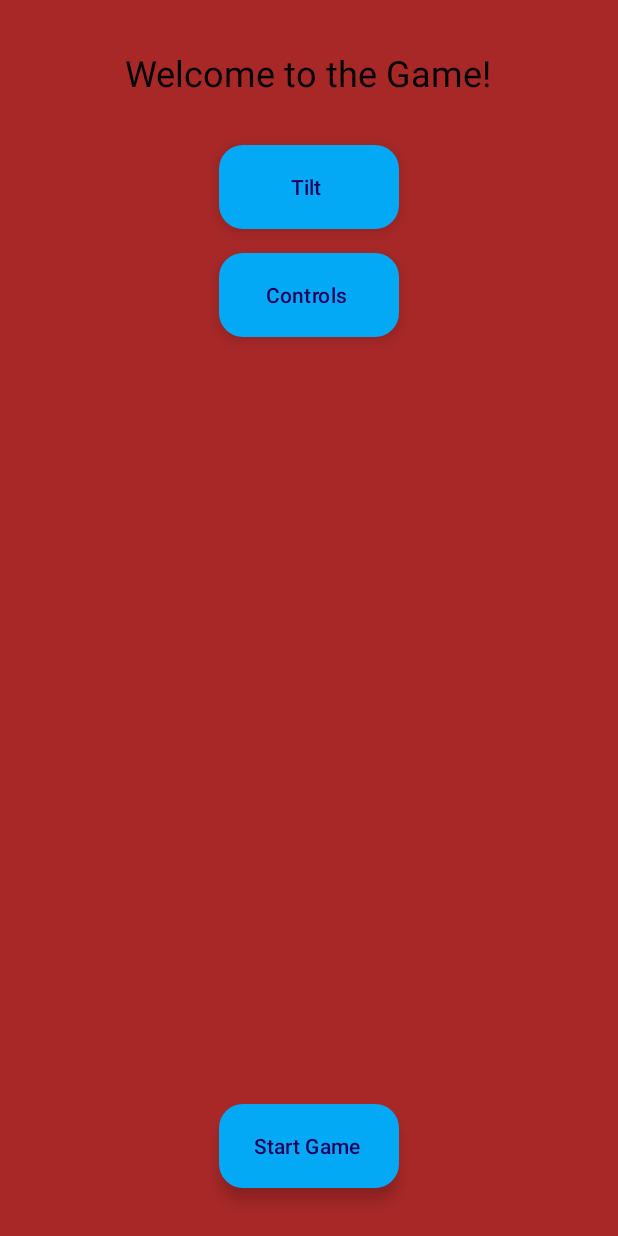
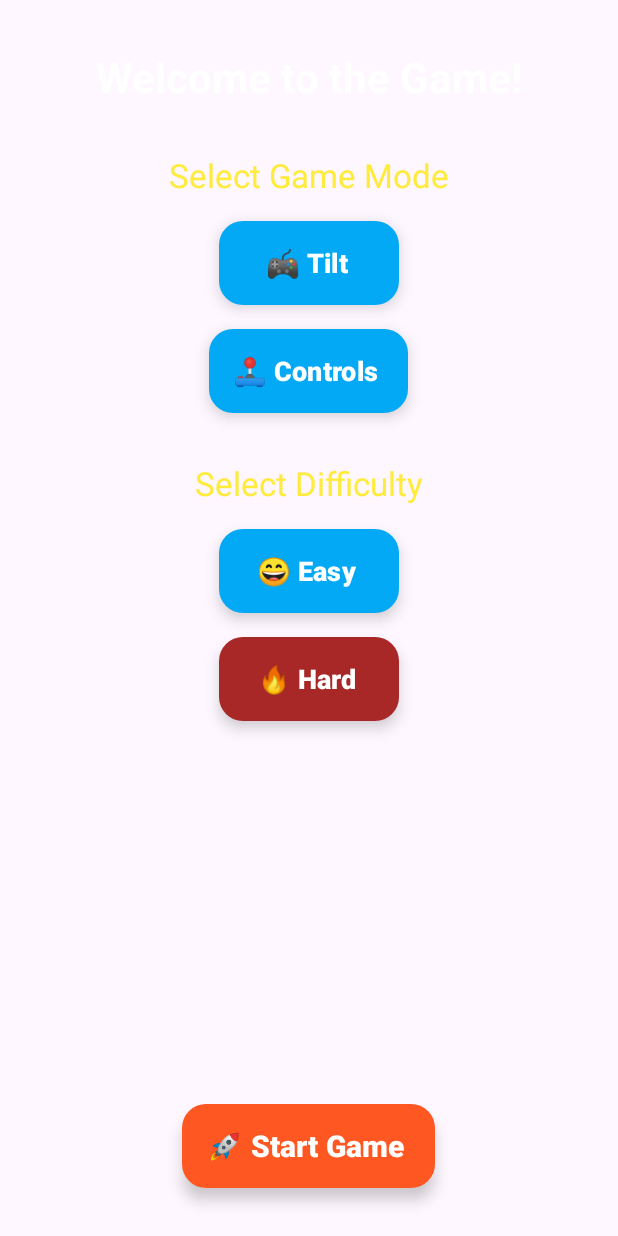
Before and after one commit to afiksoco/My-Mobile-Game, an Android app: the screen it shows after launch (WelcomeActivity), on a phone screen of 412 x 824 dp. Run offline under Robolectric (Android 15) with nearby library versions, the phone set to English and light mode, and no system bars; 2 statements that could not run were skipped.

Commit message:
added difficulty, added sound

```diff
--- a/app/build.gradle.kts
+++ b/app/build.gradle.kts
@@ -4,6 +4,11 @@ plugins {
 }
 
 android {
+
+    buildFeatures {
+        viewBinding = true
+    }
+
     namespace = "com.example.my_mobile_game"
     compileSdk = 35
 
--- a/app/src/main/AndroidManifest.xml
+++ b/app/src/main/AndroidManifest.xml
@@ -27,7 +27,7 @@
             android:name=".MainActivity"
             android:exported="true" />
         <activity
-            android:name=".ScoreActivity"
+            android:name=".LeaderboardActivity"
             android:exported="true" />
 
     </application>
--- a/app/src/main/java/com/example/my_mobile_game/App.kt
+++ b/app/src/main/java/com/example/my_mobile_game/App.kt
@@ -1,6 +1,7 @@
 package com.example.my_mobile_game
 
 import android.app.Application
+import com.example.my_mobile_game.utils.BackgroundMusicPlayer
 import com.example.my_mobile_game.utils.SignalManager
 
 class App : Application() {
@@ -8,5 +9,12 @@ class App : Application() {
     override fun onCreate() {
         super.onCreate()
         SignalManager.init(this)
+        BackgroundMusicPlayer.init(this)
+        BackgroundMusicPlayer.getInstance().setResourceId(R.raw.background_music)
+    }
+
+    override fun onTerminate() {
+        super.onTerminate()
+        BackgroundMusicPlayer.getInstance().stopMusic()
     }
 }
--- a/app/src/main/java/com/example/my_mobile_game/ScoreActivity.kt
+++ b/app/src/main/java/com/example/my_mobile_game/LeaderboardActivity.kt
@@ -6,14 +6,14 @@ import androidx.appcompat.app.AppCompatActivity
 import com.example.my_mobile_game.utils.Constants
 import com.google.android.material.textview.MaterialTextView
 
-class ScoreActivity : AppCompatActivity() {
+class LeaderboardActivity : AppCompatActivity() {
 
     private lateinit var score_LBL_score: MaterialTextView
 
     override fun onCreate(savedInstanceState: Bundle?) {
         super.onCreate(savedInstanceState)
         enableEdgeToEdge()
-        setContentView(R.layout.activity_score)
+        setContentView(R.layout.activity_leaderboard)
 
         findViews()
         initViews()
--- a/app/src/main/java/com/example/my_mobile_game/WelcomeActivity.kt
+++ b/app/src/main/java/com/example/my_mobile_game/WelcomeActivity.kt
@@ -6,15 +6,21 @@ import android.widget.Toast
 import androidx.activity.enableEdgeToEdge
 import androidx.appcompat.app.AppCompatActivity
 import androidx.core.content.ContextCompat
+import com.example.my_mobile_game.databinding.ActivityWelcomeBinding
 import com.example.my_mobile_game.utils.Constants
 import com.google.android.material.floatingactionbutton.ExtendedFloatingActionButton
 
 class WelcomeActivity : AppCompatActivity() {
 
+
+    private lateinit var binding: ActivityWelcomeBinding
     private lateinit var welcome_BTN_startgame: ExtendedFloatingActionButton
     private lateinit var welcome_BTN_tilt: ExtendedFloatingActionButton
     private lateinit var welcome_BTN_controls: ExtendedFloatingActionButton
+    private lateinit var welcome_BTN_hard: ExtendedFloatingActionButton
+    private lateinit var welcome_BTN_easy: ExtendedFloatingActionButton
     private var selectedMode: String? = null
+    private var difficulty: Long? = null
 
     override fun onCreate(savedInstanceState: Bundle?) {
         super.onCreate(savedInstanceState)
@@ -32,7 +38,13 @@ class WelcomeActivity : AppCompatActivity() {
         bundle.putString(
             Constants.BundleKeys.PLAY_MODE_KEY,
             selectedMode
-        ) // Add selected mode to bundle
+        )
+        bundle.putLong(
+            Constants.BundleKeys.DIFFICULTY_KEY,
+            difficulty!!
+        )
+
+        // Add selected mode to bundle
         intent.putExtras(bundle)
         startActivity(intent)
         finish()
@@ -46,6 +58,14 @@ class WelcomeActivity : AppCompatActivity() {
         welcome_BTN_controls.setOnClickListener {
             selectedMode = Constants.PlayModes.CONTROLS // Save selected mode
             highlightButton(welcome_BTN_controls, welcome_BTN_tilt) // Highlight selected button
+        }
+        welcome_BTN_easy.setOnClickListener {
+            difficulty = Constants.Difficulties.EASY_MODE_DELAY
+            highlightButton(welcome_BTN_easy, welcome_BTN_hard) // Highlight selected button
+        }
+        welcome_BTN_hard.setOnClickListener {
+            difficulty = Constants.Difficulties.HARD_MODE_DELAY
+            highlightButton(welcome_BTN_hard, welcome_BTN_easy) // Highlight selected button
         }
         welcome_BTN_startgame.setOnClickListener {
             if (selectedMode != null) {
@@ -62,6 +82,8 @@ class WelcomeActivity : AppCompatActivity() {
         welcome_BTN_controls = findViewById(R.id.welcome_BTN_controls)
         welcome_BTN_tilt = findViewById(R.id.welcome_BTN_tilt)
         welcome_BTN_startgame = findViewById(R.id.welcome_BTN_startgame)
+        welcome_BTN_easy = findViewById(R.id.welcome_BTN_easy)
+        welcome_BTN_hard = findViewById(R.id.welcome_BTN_hard)
     }
 
     private fun highlightButton(
--- /dev/null
+++ b/app/src/main/java/com/example/my_mobile_game/utils/BackgroundMusicPlayer.kt
@@ -0,0 +1,83 @@
+package com.example.my_mobile_game.utils
+
+import android.content.Context
+import android.media.MediaPlayer
+import java.lang.ref.WeakReference
+import kotlin.concurrent.Volatile
+
+class BackgroundMusicPlayer private constructor(context: Context) {
+    private val contextRef = WeakReference(context)
+    private var mediaPlayer: MediaPlayer? = null
+    private var resId: Int = 0
+
+    fun setResourceId(id: Int) {
+        this.resId = id
+        initMediaPlayer()
+    }
+
+    private fun initMediaPlayer() {
+        if (mediaPlayer != null)
+            release()
+        mediaPlayer = MediaPlayer.create(contextRef.get(), resId)
+        mediaPlayer!!.isLooping = true
+        mediaPlayer!!.setVolume(0.4f, 0.4f)
+    }
+
+    private fun release() {
+        if (mediaPlayer == null)
+            return
+        try {
+            mediaPlayer!!.release()
+            mediaPlayer = null
+        } catch (ex: IllegalStateException) {
+            ex.printStackTrace()
+        }
+    }
+
+    fun playMusic() {
+        if (mediaPlayer == null || !mediaPlayer!!.isPlaying)
+            initMediaPlayer()
+        try {
+            mediaPlayer!!.start()
+        } catch (ex: IllegalStateException) {
+            ex.printStackTrace()
+        }
+    }
+
+    fun pauseMusic() {
+        if (mediaPlayer == null || !mediaPlayer!!.isPlaying)
+            return
+        try {
+            mediaPlayer!!.pause()
+        } catch (ex: IllegalStateException) {
+            ex.printStackTrace()
+        }
+    }
+
+    fun stopMusic() {
+        if (mediaPlayer == null)
+            return
+        try {
+            mediaPlayer!!.stop()
+            release()
+        } catch (ex: IllegalStateException) {
+            ex.printStackTrace()
+        }
+    }
+
+    companion object {
+        @Volatile
+        private var instance: BackgroundMusicPlayer? = null
+
+        fun init(context: Context): BackgroundMusicPlayer {
+            return instance ?: synchronized(this) {
+                instance ?: BackgroundMusicPlayer(context).also { instance = it }
+            }
+        }
+
+        fun getInstance(): BackgroundMusicPlayer{
+            return instance ?:
+            throw IllegalStateException("BackgroundMusicPlayer must be initialized by calling init(context) before use.")
+        }
+    }
+}
--- a/app/src/main/java/com/example/my_mobile_game/utils/TiltDetector.kt
+++ b/app/src/main/java/com/example/my_mobile_game/utils/TiltDetector.kt
@@ -27,7 +27,6 @@ class TiltDetector(context: Context, private val tiltCallback: TiltCallback?) {
                 val y = event.values[1]
                 calculateTilt(x, y)
             }
-
             override fun onAccuracyChanged(sensor: Sensor?, accuracy: Int) {
                 // pass
             }
--- a/app/src/main/res/layout/activity_score.xml
+++ b/app/src/main/res/layout/activity_leaderboard.xml
@@ -6,7 +6,7 @@
     android:layout_width="match_parent"
     android:layout_height="match_parent"
     android:orientation="vertical"
-    tools:context=".ScoreActivity">
+    tools:context=".LeaderboardActivity">
 
 
     <FrameLayout
--- a/app/src/main/res/layout/activity_welcome.xml
+++ b/app/src/main/res/layout/activity_welcome.xml
@@ -1,14 +1,12 @@
-<?xml version="1.0" encoding="utf-8"?>
 <RelativeLayout xmlns:android="http://schemas.android.com/apk/res/android"
     xmlns:app="http://schemas.android.com/apk/res-auto"
     xmlns:tools="http://schemas.android.com/tools"
     android:id="@+id/main"
     android:layout_width="match_parent"
     android:layout_height="match_parent"
-    android:background="@color/blood_red"
     tools:context=".WelcomeActivity">
 
-    <!-- Material TextView -->
+    <!-- Welcome Text -->
     <com.google.android.material.textview.MaterialTextView
         android:id="@+id/welcome_text"
         android:layout_width="wrap_content"
@@ -16,21 +14,40 @@
         android:layout_centerHorizontal="true"
         android:layout_marginTop="32dp"
         android:text="Welcome to the Game!"
-        android:textColor="@color/black"
-        android:textSize="24sp" />
+        android:textColor="@color/white"
+        android:textSize="28sp"
+        android:textStyle="bold"
+         />
+
+    <!-- Game Mode Header -->
+    <com.google.android.material.textview.MaterialTextView
+        android:id="@+id/game_mode_header"
+        android:layout_width="wrap_content"
+        android:layout_height="wrap_content"
+        android:layout_below="@id/welcome_text"
+        android:layout_centerHorizontal="true"
+        android:layout_marginTop="32dp"
+        android:text="Select Game Mode"
+        android:textColor="@color/yellow"
+        android:textSize="22sp"
+        />
 
     <!-- Tilt Button -->
     <com.google.android.material.floatingactionbutton.ExtendedFloatingActionButton
         android:id="@+id/welcome_BTN_tilt"
         android:layout_width="wrap_content"
         android:layout_height="wrap_content"
-        android:layout_below="@id/welcome_text"
+        android:layout_below="@id/game_mode_header"
         android:layout_centerHorizontal="true"
-        android:layout_marginTop="32dp"
-        android:text="Tilt"
-        app:backgroundTint="@color/sky_blue" />
+        android:layout_marginTop="16dp"
+        android:text="🎮 Tilt"
+        android:textStyle="bold"
+        android:textColor="@color/white"
+        android:textSize="18sp"
+        app:backgroundTint="@color/sky_blue"
+        app:cornerRadius="50dp" />
 
-
+    <!-- Controls Button -->
     <com.google.android.material.floatingactionbutton.ExtendedFloatingActionButton
         android:id="@+id/welcome_BTN_controls"
         android:layout_width="wrap_content"
@@ -38,10 +55,59 @@
         android:layout_below="@id/welcome_BTN_tilt"
         android:layout_centerHorizontal="true"
         android:layout_marginTop="16dp"
-        android:text="Controls"
-        app:backgroundTint="@color/sky_blue" />
+        android:text="🕹️ Controls"
+        android:textStyle="bold"
+        android:textColor="@color/white"
+        android:textSize="18sp"
+        app:backgroundTint="@color/sky_blue"
+        app:cornerRadius="50dp" />
 
-    <!-- Start Game Button (moved to bottom) -->
+    <!-- Game Difficulty Header -->
+    <com.google.android.material.textview.MaterialTextView
+        android:id="@+id/game_difficulty_header"
+        android:layout_width="wrap_content"
+        android:layout_height="wrap_content"
+        android:layout_below="@id/welcome_BTN_controls"
+        android:layout_centerHorizontal="true"
+        android:layout_marginTop="32dp"
+        android:text="Select Difficulty"
+        android:textColor="@color/yellow"
+        android:textSize="22sp"
+        />
+
+    <!-- Easy Difficulty Button -->
+    <com.google.android.material.floatingactionbutton.ExtendedFloatingActionButton
+        android:id="@+id/welcome_BTN_easy"
+        android:layout_width="wrap_content"
+        android:layout_height="wrap_content"
+        android:layout_below="@id/game_difficulty_header"
+        android:layout_centerHorizontal="true"
+        android:layout_marginTop="16dp"
+        android:text="😄 Easy"
+        android:textStyle="bold"
+        android:textColor="@color/white"
+        android:textSize="18sp"
+        app:backgroundTint="@color/sky_blue"
+        app:cornerRadius="50dp"
+
+        />
+
+    <!-- Hard Difficulty Button -->
+    <com.google.android.material.floatingactionbutton.ExtendedFloatingActionButton
+        android:id="@+id/welcome_BTN_hard"
+        android:layout_width="wrap_content"
+        android:layout_height="wrap_content"
+        android:layout_below="@id/welcome_BTN_easy"
+        android:layout_centerHorizontal="true"
+        android:layout_marginTop="16dp"
+        android:text="🔥 Hard"
+        android:textStyle="bold"
+        android:textColor="@color/white"
+        android:textSize="18sp"
+        app:backgroundTint="@color/blood_red"
+        app:cornerRadius="50dp" />
+
+    <!-- Start Game Button -->
     <com.google.android.material.floatingactionbutton.ExtendedFloatingActionButton
         android:id="@+id/welcome_BTN_startgame"
         android:layout_width="wrap_content"
@@ -49,8 +115,11 @@
         android:layout_alignParentBottom="true"
         android:layout_centerHorizontal="true"
         android:layout_marginBottom="32dp"
-        android:text="Start Game"
-        app:backgroundTint="@color/sky_blue" />
-
+        android:text="🚀 Start Game"
+        android:textStyle="bold"
+        android:textColor="@color/white"
+        android:textSize="20sp"
+        app:backgroundTint="@color/orange"
+        app:cornerRadius="50dp" />
 
 </RelativeLayout>
--- a/app/src/main/res/layout/fragment_map.xml
+++ b/app/src/main/res/layout/fragment_map.xml
@@ -3,8 +3,9 @@
     xmlns:tools="http://schemas.android.com/tools"
     android:layout_width="match_parent"
     android:layout_height="match_parent"
-    android:background="@color/green"
-    tools:context=".fragments.MapFragment">
+    android:background="@color/gross_green"
+    >
+<!--    tools:context=".fragments.MapFragment"-->
 
     <com.google.android.material.textview.MaterialTextView
         android:id="@+id/map_LBL_title"
--- a/app/src/main/res/values-night/colors.xml
+++ b/app/src/main/res/values-night/colors.xml
@@ -6,4 +6,6 @@
     <color name="sky_blue">#6DBDE4</color>
     <color name="ugly_purple">#392E52</color>
     <color name="gross_green">#0C5710</color>
+    <color name="yellow">#978906</color>
+    <color name="orange">#A93A16</color>
 </resources>
--- a/app/src/main/res/values/colors.xml
+++ b/app/src/main/res/values/colors.xml
@@ -6,4 +6,7 @@
     <color name="sky_blue">#03A9F4</color>
     <color name="ugly_purple">#B899EF</color>
     <color name="gross_green">#43D049</color>
+    <color name="yellow">#FFEB3B</color>
+    <color name="orange">#FF5722</color>
+
 </resources>
```
Also changed, not shown: app/src/main/java/com/example/my_mobile_game/MainActivity.kt (+23 -17 lines), app/src/main/java/com/example/my_mobile_game/logic/GameManager.kt (+7 -1 lines), app/src/main/java/com/example/my_mobile_game/utils/Constants.kt (+6 -3 lines), app/src/main/java/com/example/my_mobile_game/utils/SingleSoundPlayer.kt (added, +26 -0 lines), app/src/main/res/layout/fragment_high_score.xml (+6 -5 lines), 2 other files.
